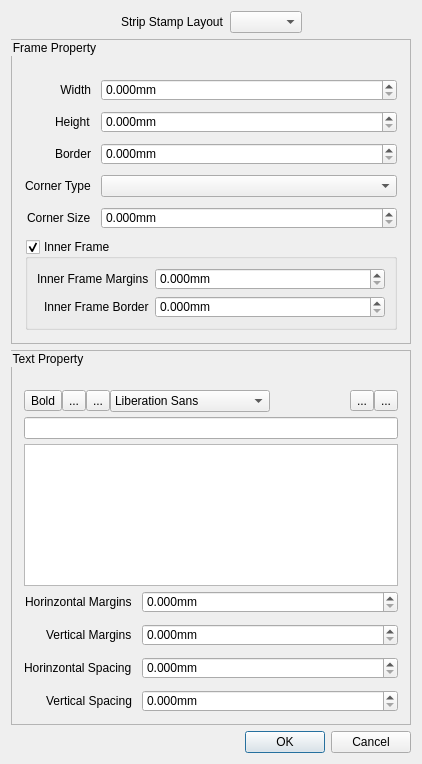
Before: the Qt Designer form src/ui/StampStripDialog.ui in oneminute/LaserController, drawn with Qt 5.
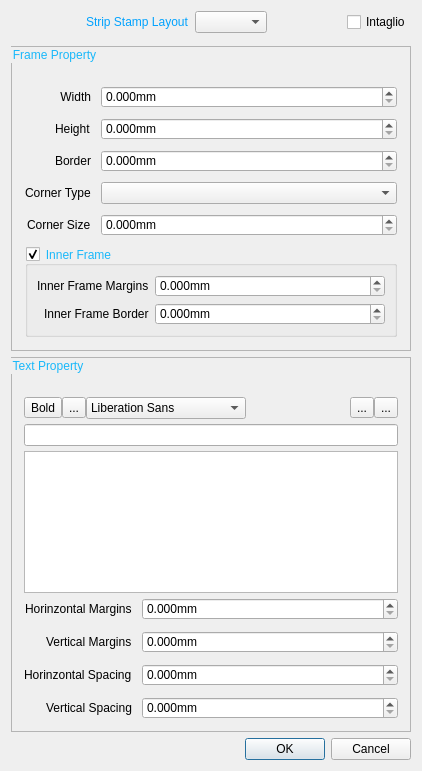
After: the same form once the commit is applied. Icons and pictures are not drawn. Custom widgets are drawn as their Qt base class.

```diff
--- a/src/ui/StampStripDialog.ui
+++ b/src/ui/StampStripDialog.ui
@@ -28,6 +28,9 @@
   <layout class="QVBoxLayout" name="verticalLayout">
    <item>
     <layout class="QHBoxLayout" name="horizontalLayout_3">
+     <property name="bottomMargin">
+      <number>7</number>
+     </property>
      <item>
       <spacer name="horizontalSpacer">
        <property name="orientation">
@@ -43,6 +46,9 @@
      </item>
      <item>
       <widget class="QLabel" name="frameStampLayoutLabel">
+       <property name="styleSheet">
+        <string notr="true">QLabel{color:rgb(1, 162, 254)}</string>
+       </property>
        <property name="text">
         <string>Strip Stamp Layout</string>
        </property>
@@ -68,6 +74,13 @@
        </property>
       </spacer>
      </item>
+     <item>
+      <widget class="QCheckBox" name="stampIntaglioCheckBox">
+       <property name="text">
+        <string>Intaglio</string>
+       </property>
+      </widget>
+     </item>
     </layout>
    </item>
    <item>
@@ -79,7 +92,8 @@
       </size>
      </property>
      <property name="styleSheet">
-      <string notr="true">QGroupBox#FrameGroupBox{border: 1px solid rgb(180, 180, 180)}</string>
+      <string notr="true">QGroupBox#FrameGroupBox{border: 1px solid rgb(180, 180, 180)}
+QGroupBox::title{color:rgb(25, 184, 250)}</string>
      </property>
      <property name="title">
       <string>Frame Property</string>
@@ -289,7 +303,8 @@
       </size>
      </property>
      <property name="styleSheet">
-      <string notr="true">QGroupBox#textPropertyGroupBox{border: 1px solid rgb(180, 180, 180)}</string>
+      <string notr="true">QGroupBox#textPropertyGroupBox{border: 1px solid rgb(180, 180, 180)}
+QGroupBox::title{color:rgb(25, 184, 250)}</string>
      </property>
      <property name="title">
       <string>Text Property</string>
@@ -355,20 +370,6 @@
           </property>
          </widget>
         </item>
-        <item>
-         <widget class="QToolButton" name="fillBtn">
-          <property name="text">
-           <string>...</string>
-          </property>
-          <property name="icon">
-           <iconset resource="../res/icons.qrc">
-            <normaloff>:/ui/icons/images/fill.png</normaloff>:/ui/icons/images/fill.png</iconset>
-          </property>
-          <property name="checkable">
-           <bool>true</bool>
-          </property>
-         </widget>
-        </item>
         <item>
          <widget class="QFontComboBox" name="fontComboBox">
           <property name="maximumSize">
```
Left out of the diff: 2 changed lines with no effect on the pictures.
